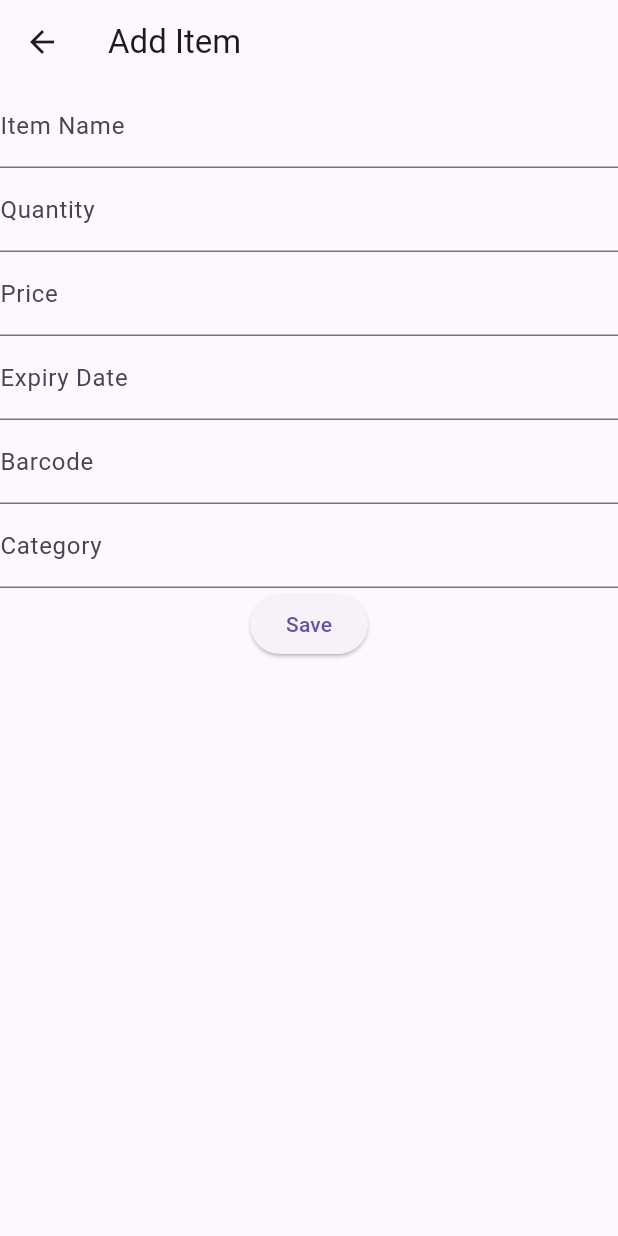
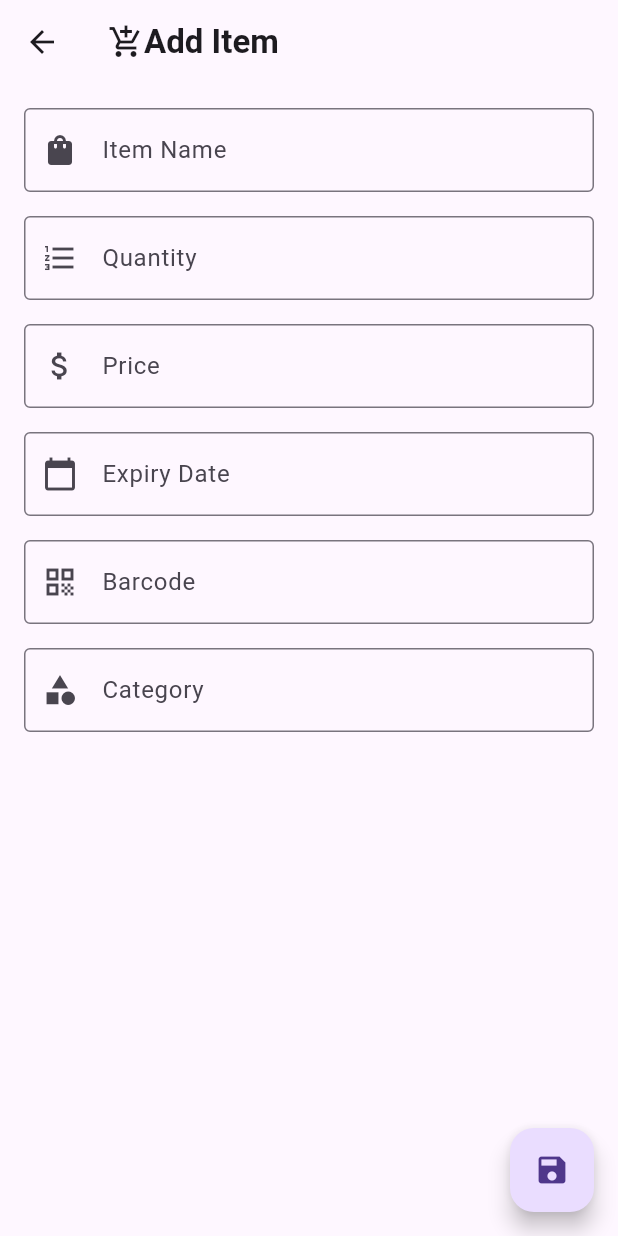
Before and after one commit to HarleyGotardo/SquareMind, a Flutter app: the InventoryPage screen opened directly with empty values, after a tap on the "add" icon, on a phone screen of 412 x 824 dp. Run offline on Flutter 3.47's test engine with Material 3 defaults, Android fonts, the phone set to English and light mode, and no system bars; our stand-ins replace sqflite; accounts and stored records are empty.

Commit message:
Improved the UI elements in inventory management section.

```diff
--- a/lib/screens/add_item.dart
+++ b/lib/screens/add_item.dart
@@ -6,7 +6,6 @@ class AddItemPage extends StatefulWidget {
   const AddItemPage({super.key, required this.email});
 
   @override
-  // ignore: library_private_types_in_public_api
   _AddItemPageState createState() => _AddItemPageState();
 }
 
@@ -24,38 +23,80 @@ class _AddItemPageState extends State<AddItemPage> {
   @override
   Widget build(BuildContext context) {
     return Scaffold(
-      appBar: AppBar(title: const Text('Add Item')),
-      body: Form(
+      appBar: AppBar(
+      title: const Row(
+        children: [
+        Icon(Icons.add_shopping_cart),
+        Text('Add Item', style: TextStyle(fontWeight: FontWeight.bold)),
+        ],
+      ),
+      ),
+      body: Padding(
+        padding: const EdgeInsets.all(16.0),
+        child: Form(
           key: _formKey,
-        child: Column(
+          child: ListView(
             children: [
               TextFormField(
-              decoration: const InputDecoration(labelText: 'Item Name'),
+                decoration: const InputDecoration(
+                  labelText: 'Item Name',
+                  border: OutlineInputBorder(),
+                  prefixIcon: Icon(Icons.shopping_bag),
+                ),
                 onSaved: (value) => _item['itemName'] = value,
               ),
+              const SizedBox(height: 16.0),
               TextFormField(
-              decoration: const InputDecoration(labelText: 'Quantity'),
+                decoration: const InputDecoration(
+                  labelText: 'Quantity',
+                  border: OutlineInputBorder(),
+                  prefixIcon: Icon(Icons.format_list_numbered),
+                ),
                 onSaved: (value) => _item['quantity'] = value,
               ),
+              const SizedBox(height: 16.0),
               TextFormField(
-              decoration: const InputDecoration(labelText: 'Price'),
+                decoration: const InputDecoration(
+                  labelText: 'Price',
+                  border: OutlineInputBorder(),
+                  prefixIcon: Icon(Icons.attach_money),
+                ),
                 onSaved: (value) => _item['price'] = value,
               ),
+              const SizedBox(height: 16.0),
               TextFormField(
-              decoration: const InputDecoration(labelText: 'Expiry Date'),
+                decoration: const InputDecoration(
+                  labelText: 'Expiry Date',
+                  border: OutlineInputBorder(),
+                  prefixIcon: Icon(Icons.calendar_today),
+                ),
                 onSaved: (value) => _item['expiryDate'] = value,
               ),
+              const SizedBox(height: 16.0),
               TextFormField(
-              decoration: const InputDecoration(labelText: 'Barcode'),
+                decoration: const InputDecoration(
+                  labelText: 'Barcode',
+                  border: OutlineInputBorder(),
+                  prefixIcon: Icon(Icons.qr_code),
+                ),
                 onSaved: (value) => _item['barCode'] = value,
               ),
+              const SizedBox(height: 16.0),
               TextFormField(
-              decoration: const InputDecoration(labelText: 'Category'),
+                decoration: const InputDecoration(
+                  labelText: 'Category',
+                  border: OutlineInputBorder(),
+                  prefixIcon: Icon(Icons.category),
+                ),
                 onSaved: (value) => _item['category'] = value,
               ),
               // Add more TextFormFields for the other item fields...
-            ElevatedButton(
-              child: const Text('Save'),
+            ],
+          ),
+        ),
+      ),
+      floatingActionButton: FloatingActionButton(
+        child: const Icon(Icons.save),
         onPressed: () {
           if (_formKey.currentState!.validate()) {
             _formKey.currentState!.save();
@@ -64,9 +105,6 @@ class _AddItemPageState extends State<AddItemPage> {
           }
         },
       ),
-          ],
-        ),
-      ),
     );
   }
 }
--- a/lib/screens/inventory_management.dart
+++ b/lib/screens/inventory_management.dart
@@ -129,13 +129,27 @@ class _InventoryPageState extends State<InventoryPage> {
                           onTap: () => showItemInfo(context, item),
                           onLongPress: () => deleteItem(context, item),
                           child: Card(
-                            color: const Color.fromARGB(255, 63, 61, 60),
+                            color: Color.fromARGB(140, 63, 61, 60),
                             shape: RoundedRectangleBorder(
                               borderRadius: BorderRadius.circular(15.0),
                             ),
-                            child: Center(
-                              child: Text(
-                                  item['itemName']), // Display the item name
+                            child: Column(
+                              mainAxisAlignment: MainAxisAlignment.center,
+                              children: [
+                                Icon(
+                                  Icons.inventory,
+                                  size: 48.0, // Increase the size to 48.0
+                                  color: Colors.white,
+                                ),
+                                SizedBox(height: 8.0),
+                                Text(
+                                  item['itemName'], // Display the item name
+                                  style: TextStyle(
+                                    color: Colors.white,
+                                    fontSize: 16.0,
+                                  ),
+                                ),
+                              ],
                             ),
                           ),
                         );
```
Lines whose indentation alone changed are shown as unchanged.
